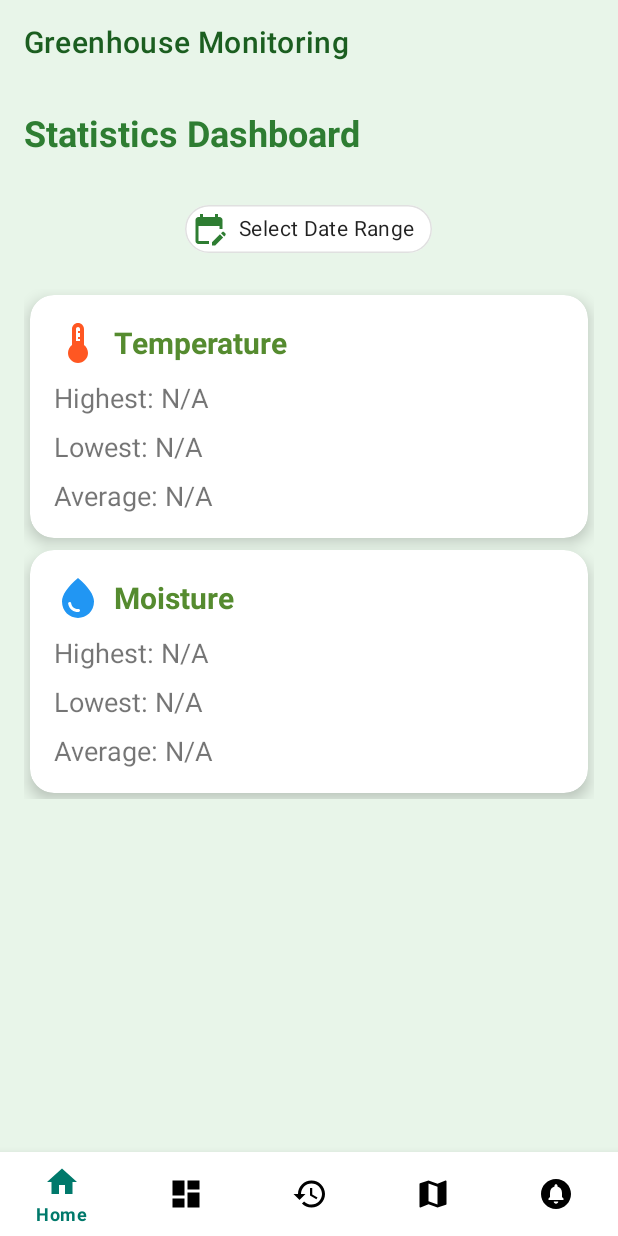
After one commit to sakisma/sensorMonitoringApp, an Android app: the fragment StatisticsFragment placed in its activity, on a phone screen of 412 x 824 dp. The commit adds this screen. Run offline under Robolectric (Android 15) with nearby library versions, the phone set to English and light mode, and no system bars; our stand-ins replace Firebase (no records; nobody signed in at launch, a user with empty details on screens opened directly).

Commit message:
Add StatisticsFragment Dashboard

```diff
--- a/app/src/main/java/com/arduino/sensormonitoringapp/MainActivity.java
+++ b/app/src/main/java/com/arduino/sensormonitoringapp/MainActivity.java
@@ -8,17 +8,13 @@ import android.view.MenuItem;
 import android.widget.TextView;
 
 import androidx.annotation.NonNull;
-import androidx.appcompat.app.ActionBarDrawerToggle;
 import androidx.appcompat.app.AppCompatActivity;
-import androidx.appcompat.widget.Toolbar;
-import androidx.drawerlayout.widget.DrawerLayout;
 import androidx.fragment.app.Fragment;
 import androidx.fragment.app.FragmentManager;
 import androidx.fragment.app.FragmentTransaction;
 
 import com.google.android.material.bottomnavigation.BottomNavigationView;
 import com.google.android.material.navigation.NavigationBarView;
-import com.google.android.material.navigation.NavigationView;
 import com.google.firebase.database.DataSnapshot;
 import com.google.firebase.database.DatabaseError;
 import com.google.firebase.database.DatabaseReference;
@@ -125,6 +121,8 @@ public class MainActivity extends AppCompatActivity implements NavigationBarView
             fragment = new HeatmapFragment();
         } else if (id == R.id.navigation_settings) {
             fragment = new SettingsFragment();
+        } else if (id == R.id.navigation_statistics) {
+            fragment = new StatisticsFragment();
         } else {
             return false;
         }
--- /dev/null
+++ b/app/src/main/java/com/arduino/sensormonitoringapp/StatisticsFragment.java
@@ -0,0 +1,124 @@
+package com.arduino.sensormonitoringapp;
+
+import android.os.Bundle;
+import android.util.Log;
+import android.view.LayoutInflater;
+import android.view.View;
+import android.view.ViewGroup;
+import android.widget.TextView;
+
+import androidx.core.util.Pair;
+import androidx.fragment.app.Fragment;
+
+import com.google.android.material.chip.Chip;
+import com.google.android.material.datepicker.MaterialDatePicker;
+
+import java.text.SimpleDateFormat;
+import java.util.Calendar;
+import java.util.List;
+import java.util.Locale;
+
+public class StatisticsFragment extends Fragment {
+
+    private TextView highestTempText, lowestTempText, avgTempText;
+    private TextView highestMoistureText, lowestMoistureText, avgMoistureText;
+    private DatabaseHelper dbHelper;
+    private String startDate, endDate;
+    private SimpleDateFormat dateFormat = new SimpleDateFormat("yyyy-MM-dd HH:mm:ss", Locale.getDefault());
+    private Chip dateRangeChip;
+
+    @Override
+    public View onCreateView(LayoutInflater inflater, ViewGroup container, Bundle savedInstanceState) {
+        View view = inflater.inflate(R.layout.fragment_statistics, container, false);
+
+        highestTempText = view.findViewById(R.id.highestTemp);
+        lowestTempText = view.findViewById(R.id.lowestTemp);
+        avgTempText = view.findViewById(R.id.avgTemp);
+        highestMoistureText = view.findViewById(R.id.highestMoisture);
+        lowestMoistureText = view.findViewById(R.id.lowestMoisture);
+        avgMoistureText = view.findViewById(R.id.avgMoisture);
+        dateRangeChip = view.findViewById(R.id.dateRangeChip);
+
+        dbHelper = new DatabaseHelper(getContext());
+        displayCurrentMonthStatistics();
+
+        dateRangeChip.setOnClickListener(v -> openDateRangePicker());
+
+        return view;
+    }
+
+    private void displayCurrentMonthStatistics() {
+        Calendar calendar = Calendar.getInstance();
+        calendar.set(Calendar.DAY_OF_MONTH, 1);
+        startDate = dateFormat.format(calendar.getTime()).split(" ")[0] + " 00:00:00";
+        endDate = dateFormat.format(Calendar.getInstance().getTime());
+        displayStatistics();
+    }
+
+    private void openDateRangePicker() {
+        MaterialDatePicker.Builder<Pair<Long, Long>> builder = MaterialDatePicker.Builder.dateRangePicker();
+        MaterialDatePicker<Pair<Long, Long>> picker = builder.build();
+
+        picker.addOnPositiveButtonClickListener(selection -> {
+            Calendar startCalendar = Calendar.getInstance();
+            startCalendar.setTimeInMillis(selection.first);
+            startDate = dateFormat.format(startCalendar.getTime()).split(" ")[0] + " 00:00:00";
+
+            Calendar endCalendar = Calendar.getInstance();
+            endCalendar.setTimeInMillis(selection.second);
+            endDate = dateFormat.format(endCalendar.getTime()).split(" ")[0] + " 23:59:59";
+
+            displayStatistics();
+        });
+
+        picker.show(getChildFragmentManager(), picker.toString());
+    }
+
+    private void displayStatistics() {
+        List<DatabaseHelper.DataPoint> dataPoints = dbHelper.getDataPoints(startDate, endDate);
+
+        Log.i("QUERY Start Date", startDate);
+        Log.i("QUERY End Date", endDate);
+
+
+        // If empty display N/A
+        if (dataPoints.isEmpty()) {
+            highestTempText.setText("Highest: N/A");
+            lowestTempText.setText("Lowest: N/A");
+            avgTempText.setText("Average: N/A");
+            highestMoistureText.setText("Highest: N/A");
+            lowestMoistureText.setText("Lowest: N/A");
+            avgMoistureText.setText("Average: N/A");
+            return;
+        }
+
+        double highestTemp = Double.MIN_VALUE;
+        double lowestTemp = Double.MAX_VALUE;
+        double sumTemp = 0;
+
+        double highestMoisture = Double.MIN_VALUE;
+        double lowestMoisture = Double.MAX_VALUE;
+        double sumMoisture = 0;
+
+        for (DatabaseHelper.DataPoint dp : dataPoints) {
+            highestTemp = Math.max(highestTemp, dp.temperature);
+            lowestTemp = Math.min(lowestTemp, dp.temperature);
+            sumTemp += dp.temperature;
+
+            highestMoisture = Math.max(highestMoisture, dp.moisture);
+            lowestMoisture = Math.min(lowestMoisture, dp.moisture);
+            sumMoisture += dp.moisture;
+        }
+
+        double avgTemp = sumTemp / dataPoints.size();
+        double avgMoisture = sumMoisture / dataPoints.size();
+
+        highestTempText.setText(String.format(Locale.getDefault(), "Highest: %.2f °C", highestTemp));
+        lowestTempText.setText(String.format(Locale.getDefault(), "Lowest: %.2f °C", lowestTemp));
+        avgTempText.setText(String.format(Locale.getDefault(), "Average: %.2f °C", avgTemp));
+
+        highestMoistureText.setText(String.format(Locale.getDefault(), "Highest: %.2f %%", highestMoisture));
+        lowestMoistureText.setText(String.format(Locale.getDefault(), "Lowest: %.2f %%", lowestMoisture));
+        avgMoistureText.setText(String.format(Locale.getDefault(), "Average: %.2f %%", avgMoisture));
+    }
+}
--- /dev/null
+++ b/app/src/main/res/drawable/baseline_dashboard_24.xml
@@ -0,0 +1,5 @@
+<vector xmlns:android="http://schemas.android.com/apk/res/android" android:height="24dp" android:tint="#000000" android:viewportHeight="24" android:viewportWidth="24" android:width="24dp">
+
+    <path android:fillColor="@android:color/white" android:pathData="M3,13h8L11,3L3,3v10zM3,21h8v-6L3,15v6zM13,21h8L21,11h-8v10zM13,3v6h8L21,3h-8z"/>
+
+</vector>
--- /dev/null
+++ b/app/src/main/res/layout/fragment_statistics.xml
@@ -0,0 +1,172 @@
+<?xml version="1.0" encoding="utf-8"?>
+<ScrollView xmlns:android="http://schemas.android.com/apk/res/android"
+    xmlns:app="http://schemas.android.com/apk/res-auto"
+    android:layout_width="match_parent"
+    android:layout_height="match_parent"
+    android:background="@color/greenhouseBackground"
+    android:padding="16dp">
+
+    <LinearLayout
+        android:layout_width="match_parent"
+        android:layout_height="wrap_content"
+        android:orientation="vertical">
+
+        <TextView
+            android:layout_width="wrap_content"
+            android:layout_height="wrap_content"
+            android:text="Statistics Dashboard"
+            android:textSize="24sp"
+            android:textStyle="bold"
+            android:textColor="@color/greenhousePrimaryText"
+            android:layout_gravity="start"
+            android:layout_marginBottom="24dp"/>
+
+        <com.google.android.material.chip.Chip
+            android:id="@+id/dateRangeChip"
+            android:layout_width="wrap_content"
+            android:layout_height="wrap_content"
+            android:text="Select Date Range"
+            android:layout_gravity="center_horizontal"
+            android:layout_marginBottom="16dp"
+            app:chipIcon="@drawable/ic_calendar"
+            app:chipIconTint="@color/greenhousePrimaryText"
+            app:chipBackgroundColor="@color/cardBackground"
+            app:chipStrokeWidth="1dp"
+            app:chipStrokeColor="@color/cardStrokeColor"/>
+
+        <GridLayout
+            android:layout_width="match_parent"
+            android:layout_height="wrap_content"
+            android:columnCount="1"
+            android:rowCount="2"
+            android:useDefaultMargins="true">
+
+            <com.google.android.material.card.MaterialCardView
+                android:layout_width="0dp"
+                android:layout_height="wrap_content"
+                android:layout_columnWeight="1"
+                app:cardBackgroundColor="@color/cardBackground"
+                app:cardCornerRadius="16dp"
+                app:cardElevation="6dp"
+                app:contentPadding="16dp">
+
+                <LinearLayout
+                    android:layout_width="match_parent"
+                    android:layout_height="wrap_content"
+                    android:orientation="vertical">
+
+                    <LinearLayout
+                        android:layout_width="match_parent"
+                        android:layout_height="wrap_content"
+                        android:orientation="horizontal"
+                        android:gravity="center_vertical">
+
+                        <ImageView
+                            android:layout_width="32dp"
+                            android:layout_height="32dp"
+                            android:src="@drawable/baseline_thermostat_24"
+                            app:tint="@color/tempIconColor"
+                            android:layout_marginEnd="8dp"/>
+
+                        <TextView
+                            android:layout_width="wrap_content"
+                            android:layout_height="wrap_content"
+                            android:text="Temperature"
+                            android:textSize="20sp"
+                            android:textStyle="bold"
+                            android:textColor="@color/greenhouseSecondaryText"/>
+
+                    </LinearLayout>
+
+                    <TextView
+                        android:id="@+id/highestTemp"
+                        android:layout_width="wrap_content"
+                        android:layout_height="wrap_content"
+                        android:textSize="18sp"
+                        android:layout_marginTop="8dp"/>
+
+                    <TextView
+                        android:id="@+id/lowestTemp"
+                        android:layout_width="wrap_content"
+                        android:layout_height="wrap_content"
+                        android:textSize="18sp"
+                        android:layout_marginTop="8dp"/>
+
+                    <TextView
+                        android:id="@+id/avgTemp"
+                        android:layout_width="wrap_content"
+                        android:layout_height="wrap_content"
+                        android:textSize="18sp"
+                        android:layout_marginTop="8dp"/>
+
+                </LinearLayout>
+
+            </com.google.android.material.card.MaterialCardView>
+
+            <com.google.android.material.card.MaterialCardView
+                android:layout_width="0dp"
+                android:layout_height="wrap_content"
+                android:layout_columnWeight="1"
+                app:cardBackgroundColor="@color/cardBackground"
+                app:cardCornerRadius="16dp"
+                app:cardElevation="6dp"
+                app:contentPadding="16dp">
+
+                <LinearLayout
+                    android:layout_width="match_parent"
+                    android:layout_height="wrap_content"
+                    android:orientation="vertical">
+
+                    <LinearLayout
+                        android:layout_width="match_parent"
+                        android:layout_height="wrap_content"
+                        android:orientation="horizontal"
+                        android:gravity="center_vertical">
+
+                        <ImageView
+                            android:layout_width="32dp"
+                            android:layout_height="32dp"
+                            android:src="@drawable/baseline_water_drop_24"
+                            app:tint="@color/moistureIconColor"
+                            android:layout_marginEnd="8dp"/>
+
+                        <TextView
+                            android:layout_width="wrap_content"
+                            android:layout_height="wrap_content"
+                            android:text="Moisture"
+                            android:textSize="20sp"
+                            android:textStyle="bold"
+                            android:textColor="@color/greenhouseSecondaryText"/>
+
+                    </LinearLayout>
+
+                    <TextView
+                        android:id="@+id/highestMoisture"
+                        android:layout_width="wrap_content"
+                        android:layout_height="wrap_content"
+                        android:textSize="18sp"
+                        android:layout_marginTop="8dp"/>
+
+                    <TextView
+                        android:id="@+id/lowestMoisture"
+                        android:layout_width="wrap_content"
+                        android:layout_height="wrap_content"
+                        android:textSize="18sp"
+                        android:layout_marginTop="8dp"/>
+
+                    <TextView
+                        android:id="@+id/avgMoisture"
+                        android:layout_width="wrap_content"
+                        android:layout_height="wrap_content"
+                        android:textSize="18sp"
+                        android:layout_marginTop="8dp"/>
+
+                </LinearLayout>
+
+            </com.google.android.material.card.MaterialCardView>
+
+        </GridLayout>
+
+    </LinearLayout>
+
+</ScrollView>
--- a/app/src/main/res/menu/bottom_navigation_menu.xml
+++ b/app/src/main/res/menu/bottom_navigation_menu.xml
@@ -3,6 +3,11 @@
         android:id="@+id/navigation_home"
         android:icon="@drawable/ic_home"
         android:title="Home" />
+
+
+    <item android:id="@+id/navigation_statistics"
+        android:icon="@drawable/baseline_dashboard_24"
+        android:title="Dashboard" />
 
     <item
         android:id="@+id/navigation_historical_data"
```
